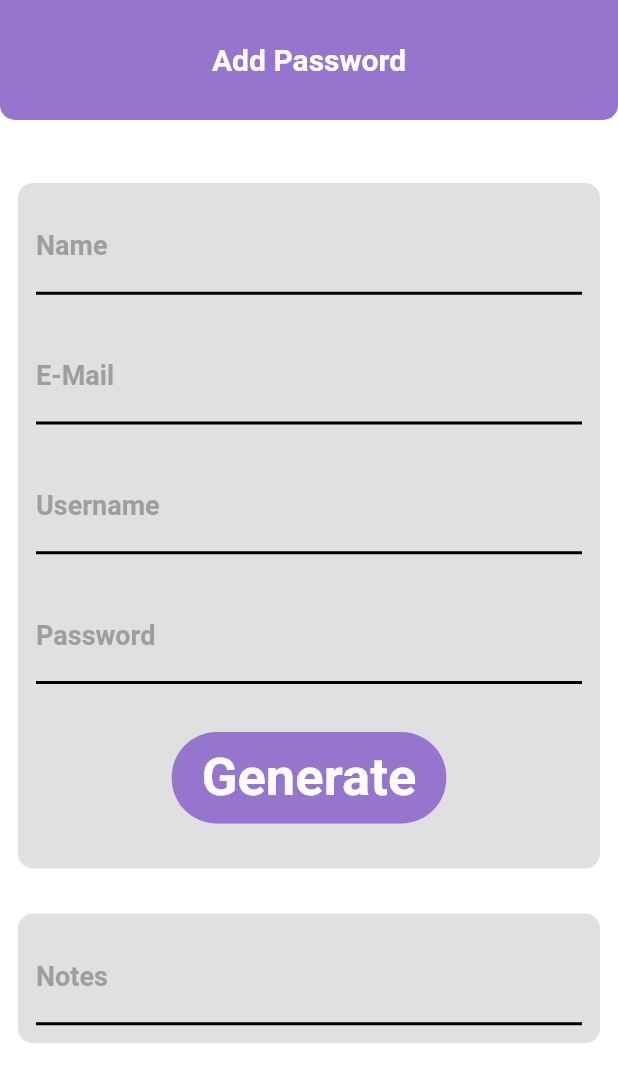
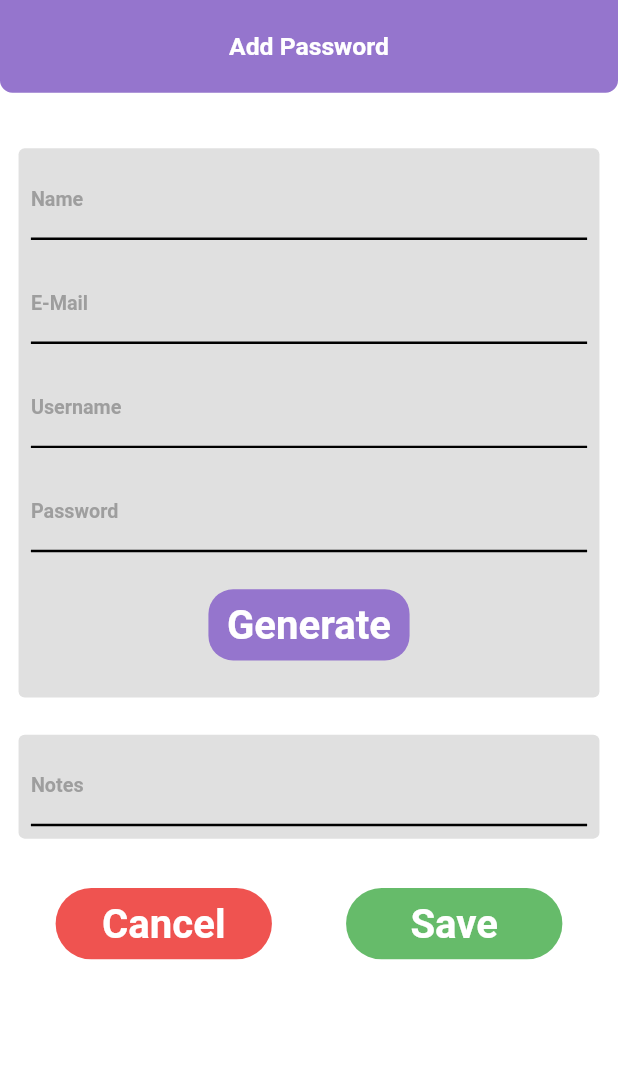
Before and after one commit to AurianJault/PassWorld, a Flutter app: the AddPasswordPage screen opened directly, on a phone screen of 412 x 824 dp. Shown: the top 1082 px of the screen. Run offline on Flutter 3.47's test engine with Material 2 defaults, Android fonts, the light colour scheme and no system bars; our stand-ins replace google_nav_bar; missing offline and left inert: bcrypt, encrypt, sqlite3; statements that could not run were skipped; project files that could hold a hidden picture were left out.

Commit message:
add responsive to add_password + add_password_input

```diff
--- a/lib/ui/add_password_page.dart
+++ b/lib/ui/add_password_page.dart
@@ -13,6 +13,11 @@ class _HealthPageState extends State<AddPasswordPage> {
 
   @override
   Widget build(BuildContext context) {
+    // Media Query
+    var size = MediaQuery.of(context).size;
+    var w = size.width;
+    var h = size.height;
+    // Widget
     return Scaffold(
       backgroundColor: Colors.white,
       body: SafeArea(
@@ -23,92 +28,92 @@ class _HealthPageState extends State<AddPasswordPage> {
             // PAGE TITLE
             //-----------
             Container(
-              height: 80,
+              height: h * 0.075,
               decoration: BoxDecoration(
                 color: Colors.deepPurple[300],
                 borderRadius:
-                    const BorderRadius.vertical(bottom: Radius.circular(10)),
+                    BorderRadius.vertical(bottom: Radius.circular(w * 0.02)),
               ),
-              child: const Center(
+              child: Center(
                 child: Text(
                   'Add Password',
                   style: TextStyle(
                       fontWeight: FontWeight.bold,
                       color: Colors.white,
-                      fontSize: 20),
+                      fontSize: w * 0.04),
                 ),
               ),
             ),
-            const SizedBox(
-              height: 30,
+            SizedBox(
+              height: h * 0.03,
             ),
             //----------------
             // INPUT LIST VIEW
             //----------------
             Padding(
-              padding: const EdgeInsets.all(12.0),
+              padding: EdgeInsets.all(w * 0.03),
               child: Column(
                 children: [
                   Container(
                     decoration: BoxDecoration(
                         color: Colors.grey[300],
-                        borderRadius: BorderRadius.circular(10)),
+                        borderRadius: BorderRadius.circular(w * 0.01)),
                     child: Column(
                       children: [
                         AddPasswordInputWidget(name: name[0]),
                         AddPasswordInputWidget(name: name[1]),
                         AddPasswordInputWidget(name: name[2]),
                         AddPasswordInputWidget(name: name[3]),
-                        const SizedBox(height: 20),
+                        SizedBox(height: h * 0.02),
                         Center(
                           child: Container(
                             decoration: BoxDecoration(
                                 color: Colors.deepPurple[300],
-                                borderRadius: BorderRadius.circular(30)),
-                            child: const Padding(
+                                borderRadius: BorderRadius.circular(w * 0.04)),
+                            child: Padding(
                               padding: EdgeInsets.symmetric(
-                                  horizontal: 20.0, vertical: 10),
+                                  horizontal: w * 0.03, vertical: h * 0.01),
                               child: Text(
                                 'Generate',
                                 style: TextStyle(
                                     color: Colors.white,
                                     fontWeight: FontWeight.bold,
-                                    fontSize: 35),
+                                    fontSize: w * 0.065),
                               ),
                             ),
                           ),
                         ),
-                        const SizedBox(
-                          height: 30,
+                        SizedBox(
+                          height: h * 0.03,
                         ),
                       ],
                     ),
                   ),
-                  const SizedBox(
-                    height: 30,
+                  SizedBox(
+                    height: h * 0.03,
                   ),
                   Container(
                     decoration: BoxDecoration(
                         color: Colors.grey[300],
-                        borderRadius: BorderRadius.circular(10)),
+                        borderRadius: BorderRadius.circular(w * 0.01)),
                     child: Padding(
-                      padding: const EdgeInsets.all(12),
+                      padding: EdgeInsets.all(w * 0.02),
                       child: TextFormField(
                         keyboardType: TextInputType.multiline,
                         maxLines: null,
-                        style: const TextStyle(
+                        style: TextStyle(
                             fontWeight: FontWeight.bold,
                             color: Colors.black,
-                            fontSize: 18),
+                            fontSize: w * 0.032),
                         cursorColor: Colors.black,
                         controller: null,
                         decoration: InputDecoration(
-                            enabledBorder: const UnderlineInputBorder(
-                                borderSide:
-                                    BorderSide(color: Colors.black, width: 2)),
-                            focusedBorder: const UnderlineInputBorder(
-                                borderSide:
-                                    BorderSide(color: Colors.green, width: 2)),
+                            enabledBorder: UnderlineInputBorder(
+                                borderSide: BorderSide(
+                                    color: Colors.black, width: w * 0.004)),
+                            focusedBorder: UnderlineInputBorder(
+                                borderSide: BorderSide(
+                                    color: Colors.green, width: w * 0.004)),
                             labelText: 'Notes',
                             labelStyle: TextStyle(
                               fontWeight: FontWeight.bold,
@@ -117,50 +122,54 @@ class _HealthPageState extends State<AddPasswordPage> {
                       ),
                     ),
                   ),
-                  const SizedBox(height: 250),
+                  SizedBox(height: h * 0.04),
                   Row(
                     mainAxisAlignment: MainAxisAlignment.spaceAround,
                     crossAxisAlignment: CrossAxisAlignment.center,
                     children: [
+                      // Cancel Button
                       InkWell(
                         onTap: () {
                           Navigator.pop(context);
                         },
                         child: Container(
-                            width: 200,
+                            width: w * 0.35,
                             decoration: BoxDecoration(
                                 color: Colors.red[400],
-                                borderRadius: BorderRadius.circular(30)),
-                            child: const Padding(
+                                borderRadius: BorderRadius.circular(w * 0.07)),
+                            child: Padding(
                                 padding: EdgeInsets.symmetric(
-                                    horizontal: 20.0, vertical: 10),
+                                    horizontal: w * 0.03, vertical: h * 0.01),
                                 child: Center(
                                   child: Text(
                                     'Cancel',
                                     style: TextStyle(
                                         color: Colors.white,
                                         fontWeight: FontWeight.bold,
-                                        fontSize: 35),
+                                        fontSize: w * 0.065),
                                   ),
                                 ))),
                       ),
-                      Container(
-                          width: 200,
+                      InkWell(
+                        onTap: null,
+                        child: Container(
+                            width: w * 0.35,
                             decoration: BoxDecoration(
                                 color: Colors.green[400],
-                              borderRadius: BorderRadius.circular(30)),
-                          child: const Padding(
+                                borderRadius: BorderRadius.circular(w * 0.07)),
+                            child: Padding(
                                 padding: EdgeInsets.symmetric(
-                                  horizontal: 20.0, vertical: 10),
+                                    horizontal: w * 0.03, vertical: h * 0.01),
                                 child: Center(
                                   child: Text(
                                     'Save',
                                     style: TextStyle(
                                         color: Colors.white,
                                         fontWeight: FontWeight.bold,
-                                      fontSize: 35),
+                                        fontSize: w * 0.065),
                                   ),
                                 ))),
+                      ),
                     ],
                   )
                 ],
--- a/lib/ui/login_page.dart
+++ b/lib/ui/login_page.dart
@@ -35,6 +35,10 @@ class _LoginPageState extends State<LoginPage> {
       salt,
     );
     final crypt = encrypt(hash);
+
+    var size = MediaQuery.of(context).size;
+    double w = size.width; //* MediaQuery.of(context).devicePixelRatio;
+    double h = size.height;
 
     return Scaffold(
         backgroundColor: Colors.grey[300],
--- a/lib/ui/widget/add_password_input.dart
+++ b/lib/ui/widget/add_password_input.dart
@@ -12,18 +12,25 @@ class AddPasswordInputWidget extends StatelessWidget {
 
   @override
   Widget build(BuildContext context) {
+    // Media Query
+    var size = MediaQuery.of(context).size;
+    var w = size.width;
+    var h = size.height;
+    // Widget
     return Padding(
-      padding: const EdgeInsets.all(12),
+      padding: EdgeInsets.all(w * 0.02),
       child: TextFormField(
-        style: const TextStyle(
-            fontWeight: FontWeight.bold, color: Colors.black, fontSize: 18),
+        style: TextStyle(
+            fontWeight: FontWeight.bold,
+            color: Colors.black,
+            fontSize: w * 0.032),
         cursorColor: Colors.black,
         controller: null,
         decoration: InputDecoration(
-            enabledBorder: const UnderlineInputBorder(
-                borderSide: BorderSide(color: Colors.black, width: 2)),
-            focusedBorder: const UnderlineInputBorder(
-                borderSide: BorderSide(color: Colors.green, width: 2)),
+            enabledBorder: UnderlineInputBorder(
+                borderSide: BorderSide(color: Colors.black, width: w * 0.004)),
+            focusedBorder: UnderlineInputBorder(
+                borderSide: BorderSide(color: Colors.green, width: w * 0.004)),
             labelText: name,
             labelStyle: TextStyle(
               fontWeight: FontWeight.bold,
```
Lines whose indentation alone changed are shown as unchanged.
